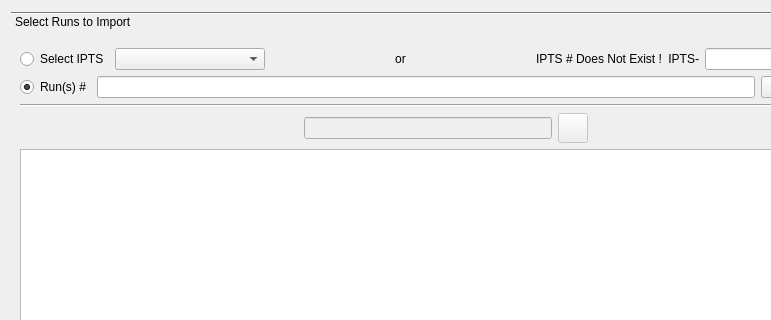
Qt form designer/ui_import_from_database.ui (neutrons/addie) before a commit; both pictures show x 0 to 771 and y 0 to 320 of the 856 by 707 pixel window.
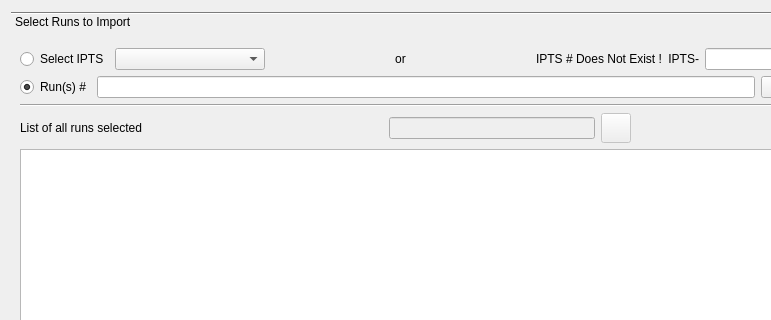
The same form after that commit.

```diff
--- a/designer/ui_import_from_database.ui
+++ b/designer/ui_import_from_database.ui
@@ -208,6 +208,13 @@
        </item>
        <item>
         <layout class="QHBoxLayout" name="horizontalLayout_7">
+         <item>
+          <widget class="QLabel" name="list_of_runs_label">
+           <property name="text">
+            <string>List of all runs selected</string>
+           </property>
+          </widget>
+         </item>
          <item>
           <spacer name="horizontalSpacer_2">
            <property name="orientation">
```
